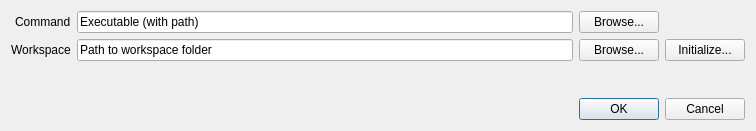
The window that python/FiberPlanITDesigner/ui_fiberplanitdesigner.ui (lumovan/Designer-QGIS-Plugin) describes before a commit, drawn with Qt 5.
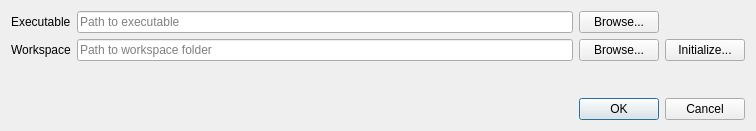
The same window after the commit.

Patch:
```diff
--- a/python/FiberPlanITDesigner/ui_fiberplanitdesigner.ui
+++ b/python/FiberPlanITDesigner/ui_fiberplanitdesigner.ui
@@ -55,18 +55,18 @@
         </sizepolicy>
        </property>
        <property name="text">
-        <string>Command</string>
+        <string>Executable</string>
        </property>
       </widget>
      </item>
      <item row="1" column="1">
       <widget class="QLineEdit" name="leWorkspaceDir">
        <property name="text">
+        <string/>
+       </property>
+       <property name="placeholderText">
         <string>Path to workspace folder</string>
        </property>
-       <property name="placeholderText">
-        <string>Path to output folder</string>
-       </property>
       </widget>
      </item>
      <item row="1" column="0" alignment="Qt::AlignRight">
@@ -85,10 +85,10 @@
      <item row="0" column="1">
       <widget class="QLineEdit" name="leCommand">
        <property name="text">
-        <string>Executable (with path)</string>
+        <string/>
        </property>
        <property name="placeholderText">
-        <string>Executable (with path)</string>
+        <string>Path to executable</string>
        </property>
       </widget>
      </item>
```
Left out of the diff: 4 changed lines with no effect on the pictures.
